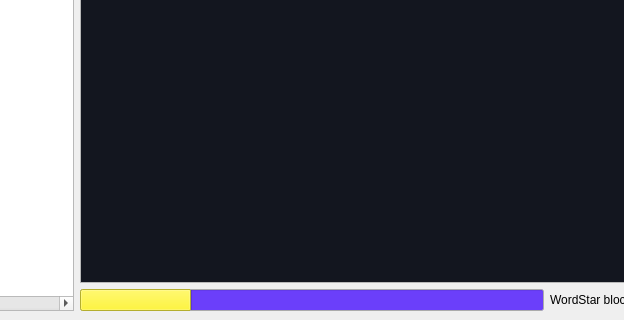
Qt form src/TextEditor/ui/TextEditor.ui (KatsumiKougen/SmallPyQt5Apps) before a commit; both pictures show x 191 to 815 and y 248 to 568 of the 989 by 568 pixel window.
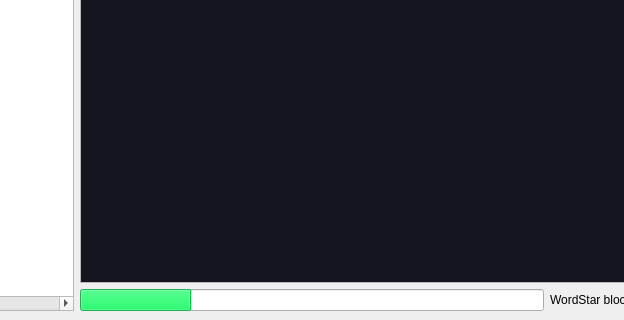
The same form after that commit. Custom widgets are drawn as their Qt base class.

Commit message: Change the colours of the progress bar

Patch:
```diff
--- a/src/TextEditor/ui/TextEditor.ui
+++ b/src/TextEditor/ui/TextEditor.ui
@@ -433,18 +433,18 @@
                <colorrole role="Base">
                 <brush brushstyle="SolidPattern">
                  <color alpha="255">
-                  <red>107</red>
-                  <green>63</green>
-                  <blue>250</blue>
+                  <red>255</red>
+                  <green>255</green>
+                  <blue>255</blue>
                  </color>
                 </brush>
                </colorrole>
                <colorrole role="Highlight">
                 <brush brushstyle="SolidPattern">
                  <color alpha="255">
-                  <red>252</red>
-                  <green>243</green>
-                  <blue>65</blue>
+                  <red>45</red>
+                  <green>249</green>
+                  <blue>114</blue>
                  </color>
                 </brush>
                </colorrole>
@@ -462,18 +462,18 @@
                <colorrole role="Base">
                 <brush brushstyle="SolidPattern">
                  <color alpha="255">
-                  <red>107</red>
-                  <green>63</green>
-                  <blue>250</blue>
+                  <red>255</red>
+                  <green>255</green>
+                  <blue>255</blue>
                  </color>
                 </brush>
                </colorrole>
                <colorrole role="Highlight">
                 <brush brushstyle="SolidPattern">
                  <color alpha="255">
-                  <red>252</red>
-                  <green>243</green>
-                  <blue>65</blue>
+                  <red>45</red>
+                  <green>249</green>
+                  <blue>114</blue>
                  </color>
                 </brush>
                </colorrole>
```
The commit also changes 1 other file.
